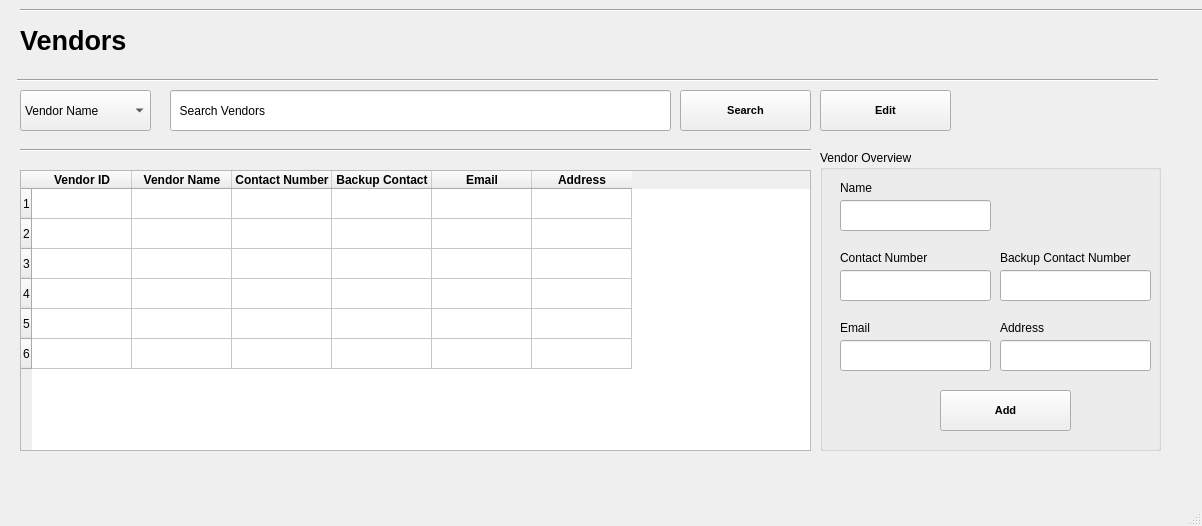
basil-ali-khan/Inventory-Management-System, file Screens/Vendors.ui: the form before one commit.
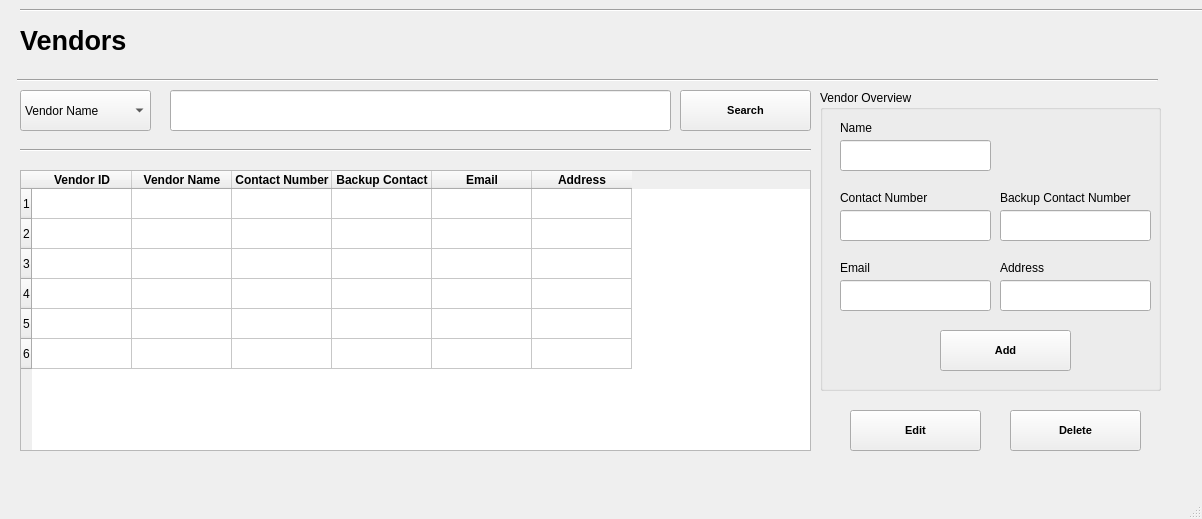
The form after the commit.

The edit to the form file:
```diff
--- a/Screens/Vendors.ui
+++ b/Screens/Vendors.ui
@@ -7,7 +7,7 @@
     <x>0</x>
     <y>0</y>
     <width>1202</width>
-    <height>526</height>
+    <height>519</height>
    </rect>
   </property>
   <property name="windowTitle">
@@ -175,7 +175,7 @@
      </rect>
     </property>
     <property name="text">
-     <string>  Search Vendors</string>
+     <string/>
     </property>
    </widget>
    <widget class="Line" name="line">
@@ -208,7 +208,7 @@
     <property name="geometry">
      <rect>
       <x>820</x>
-      <y>150</y>
+      <y>90</y>
       <width>341</width>
       <height>301</height>
      </rect>
@@ -374,8 +374,8 @@
    <widget class="QPushButton" name="editVendorButton">
     <property name="geometry">
      <rect>
-      <x>820</x>
-      <y>90</y>
+      <x>850</x>
+      <y>410</y>
       <width>131</width>
       <height>41</height>
      </rect>
@@ -391,6 +391,26 @@
      <string>Edit</string>
     </property>
    </widget>
+   <widget class="QPushButton" name="deleteVendorButton">
+    <property name="geometry">
+     <rect>
+      <x>1010</x>
+      <y>410</y>
+      <width>131</width>
+      <height>41</height>
+     </rect>
+    </property>
+    <property name="font">
+     <font>
+      <pointsize>8</pointsize>
+      <weight>75</weight>
+      <bold>true</bold>
+     </font>
+    </property>
+    <property name="text">
+     <string>Delete</string>
+    </property>
+   </widget>
    <widget class="QPushButton" name="searchVendorButton">
     <property name="geometry">
      <rect>
```
Left out of the diff: 2 changed lines with no effect on the pictures.
